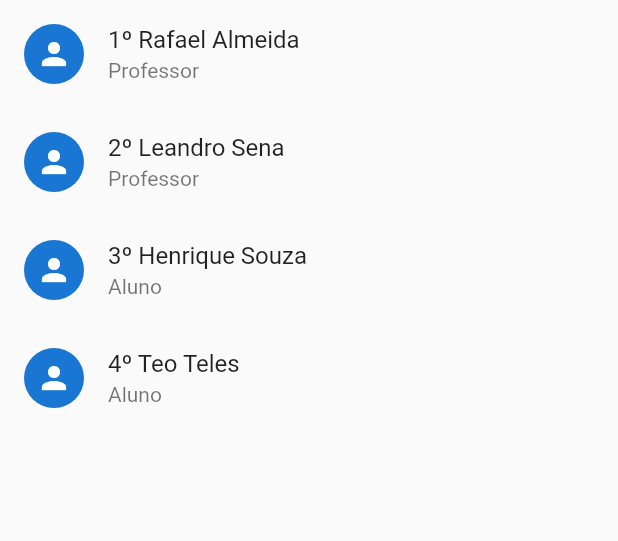
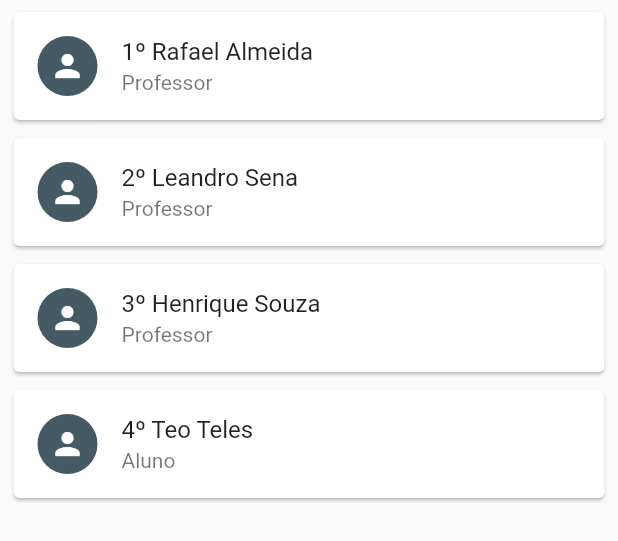
Before and after one commit to RafaelBarbosatec/MentorFlutter, a Flutter app: the Ranking widget shown alone on an empty page, opened directly, on a phone screen of 412 x 824 dp. Shown: the top 541 px of the screen. Run offline on Flutter 3.47's test engine with Material 2 defaults, Android fonts, the phone set to English and light mode, and no system bars; our stand-ins replace firebase_auth, google_sign_in; accounts and stored records are empty; network calls fail.

Commit message:
ajustes thema

```diff
--- a/lib/main.dart
+++ b/lib/main.dart
@@ -10,7 +10,7 @@ class MyApp extends StatelessWidget {
     return MaterialApp(
       title: 'Flutter Demo',
       theme: ThemeData(
-        primarySwatch: Colors.blue,
+        primarySwatch: Colors.blueGrey,
       ),
       home: LoginView(),
     );
--- a/lib/pages/home/home_screen.dart
+++ b/lib/pages/home/home_screen.dart
@@ -17,7 +17,10 @@ class _HomeViewState extends State<HomeView> {
     return Scaffold(
       appBar: AppBar(title: Text(tittle),),
       drawer: _buildDrawer(context),
-      body: _buildBody(),
+      body: Container(
+        color: Colors.blueGrey[100],
+        child: _buildBody(),
+      ),
       floatingActionButton: FloatingActionButton(
         child: Icon(Icons.add),
         onPressed: (){
--- a/lib/pages/ranking/ranking.dart
+++ b/lib/pages/ranking/ranking.dart
@@ -7,49 +7,29 @@ class Ranking extends StatelessWidget {
     return Container(
       child: Column(
         children: <Widget>[
-          ListTile(
-              leading: CircleAvatar(
-                child: Icon(
-                  Icons.person
-                )
-              ),
-              title: Text('1º Rafael Almeida'),
-              subtitle: Text('Professor')
-            ),
-
-            ListTile(
-              leading: CircleAvatar(
-                child: Icon(
-                  Icons.person
-                )
-              ),
-              title: Text('2º Leandro Sena'),
-              subtitle: Text('Professor')
-            ),
-
-            ListTile(
-              leading: CircleAvatar(
-                child: Icon(
-                  Icons.person
-                )
-              ),
-              title: Text('3º Henrique Souza'),
-              subtitle: Text('Aluno')
-            ),
-
-            ListTile(
-              leading: CircleAvatar(
-                child: Icon(
-                  Icons.person
-                )
-              ),
-              title: Text('4º Teo Teles'),
-              subtitle: Text('Aluno')
-            )
-
+          _buildCard('1º Rafael Almeida','Professor'),
+          _buildCard('2º Leandro Sena','Professor'),
+          _buildCard('3º Henrique Souza','Professor'),
+          _buildCard('4º Teo Teles','Aluno'),
         ],
       ),
     );
+  }
 
+  _buildCard(String name, String cat) {
+    return Padding(
+      padding: const EdgeInsets.only(left:5.0,right: 5.0, top: 4.0),
+      child: Card(
+        child: ListTile(
+            leading: CircleAvatar(
+                child: Icon(
+                    Icons.person
+                )
+            ),
+            title: Text(name),
+            subtitle: Text(cat)
+        ),
+      ),
+    );
   }
 }
```
Also changed, not shown: doc/prints/1.jpg (added), doc/prints/2.jpg (added), doc/prints/3.jpg (added), doc/prints/4.jpg (added), doc/prints/5.jpg (added), doc/prints/6.jpg (added), doc/prints/7.jpg (added).
